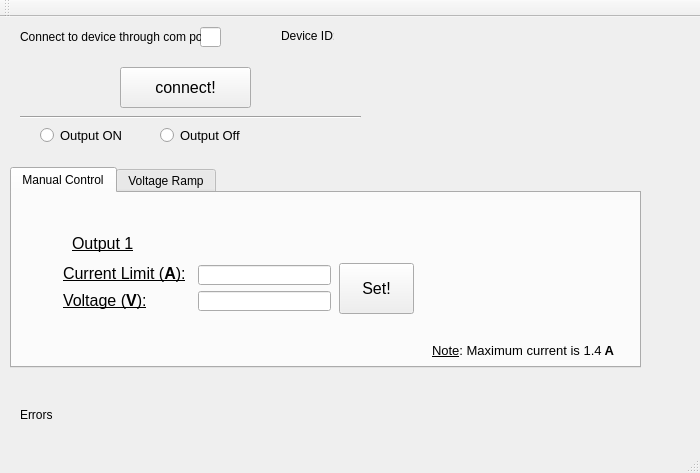
jzane/Agilent-Power-Supply-Controller, file agilentPowerSupply/controllerwindow.ui: the form before one commit.
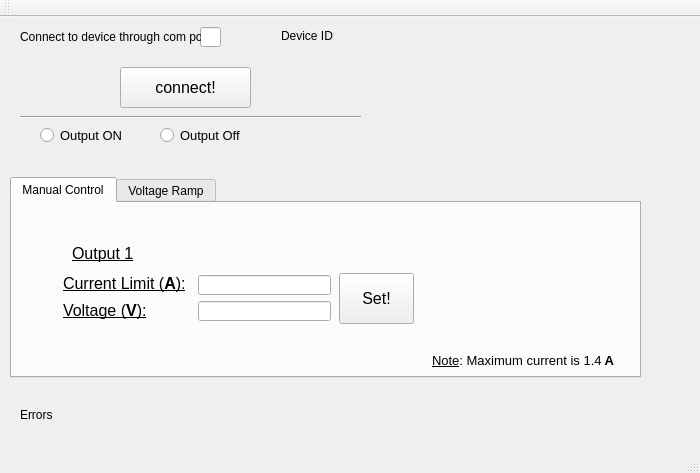
The form after the commit.

Patch:
```diff
--- a/agilentPowerSupply/controllerwindow.ui
+++ b/agilentPowerSupply/controllerwindow.ui
@@ -206,7 +206,7 @@
     <property name="geometry">
      <rect>
       <x>10</x>
-      <y>150</y>
+      <y>160</y>
       <width>631</width>
       <height>201</height>
      </rect>
```
